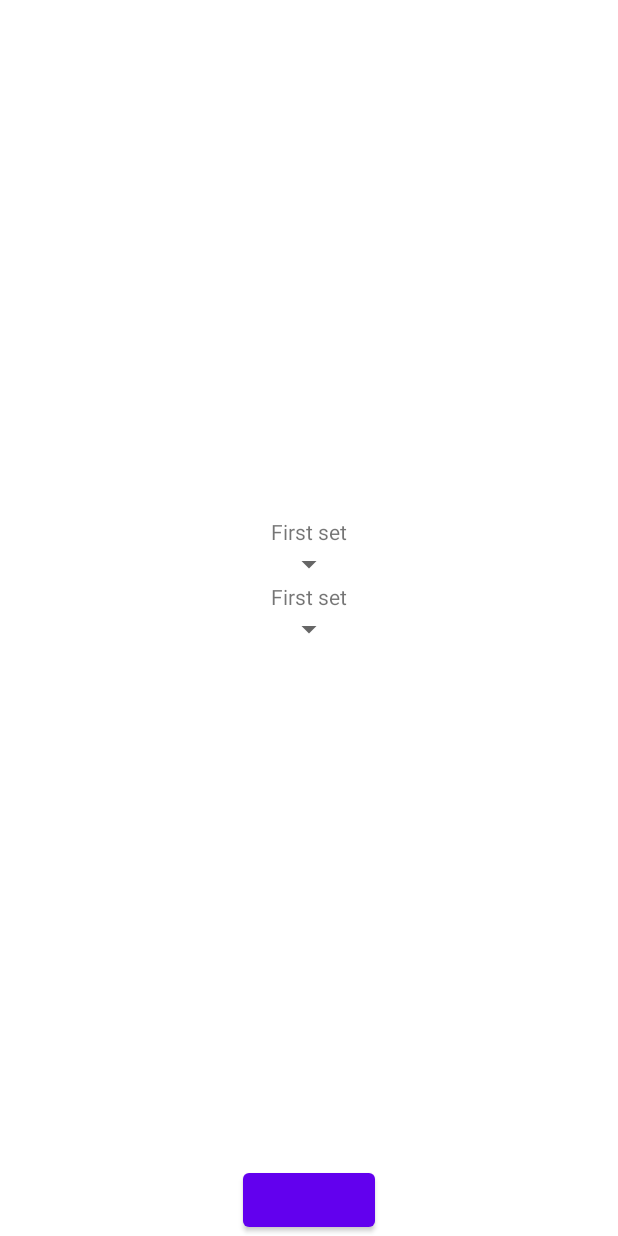
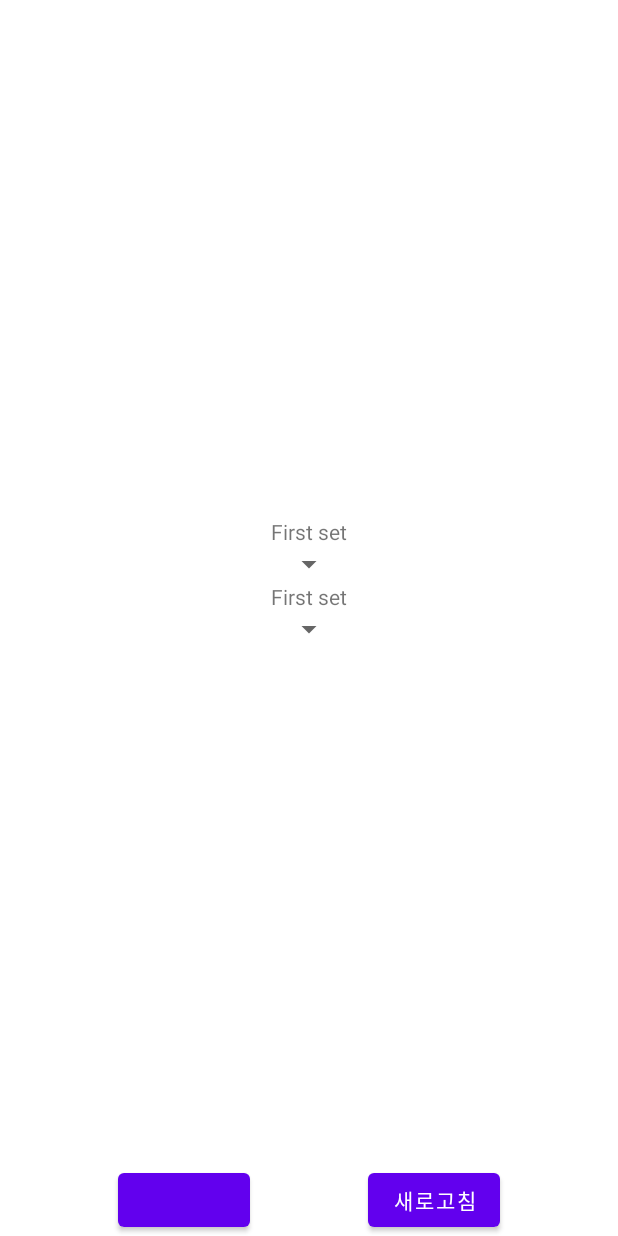
Before and after one commit to tngns1129/skuproject, an Android app: the layout fragment_blink.xml on its own in the app's theme, with its tools: preview values and no code run, on a phone screen of 412 x 824 dp. Run offline under Robolectric (Android 15) with nearby library versions, the phone set to English and light mode, and no system bars; plain views replace JavaCameraView.

```diff
--- a/app/build.gradle
+++ b/app/build.gradle
@@ -56,6 +56,9 @@ dependencies {
     implementation(name:'tensorflow', ext:'aar')
     implementation fileTree(dir: 'libs', include: ['*.jar'])
 
+    implementation "androidx.activity:activity:1.2.0-alpha04"
+    implementation "androidx.fragment:fragment:1.3.0-alpha04"
+
     implementation 'androidx.appcompat:appcompat:1.2.0'
     implementation 'com.google.android.material:material:1.3.0'
     implementation 'androidx.constraintlayout:constraintlayout:2.0.4'
--- a/app/src/main/java/com/familyset/myapplication/ui/main/MainActivity.java
+++ b/app/src/main/java/com/familyset/myapplication/ui/main/MainActivity.java
@@ -1,11 +1,16 @@
 package com.familyset.myapplication.ui.main;
 
+import androidx.activity.result.ActivityResultLauncher;
+import androidx.activity.result.contract.ActivityResultContracts;
 import androidx.annotation.NonNull;
+import androidx.annotation.Nullable;
 import androidx.appcompat.app.AppCompatActivity;
 import androidx.viewpager2.adapter.FragmentStateAdapter;
 import androidx.viewpager2.widget.ViewPager2;
 
+import android.content.Intent;
 import android.os.Bundle;
+import android.util.Log;
 import android.view.Gravity;
 import android.widget.TextView;
 
--- a/app/src/main/res/layout/fragment_blink.xml
+++ b/app/src/main/res/layout/fragment_blink.xml
@@ -49,23 +49,14 @@
         app:layout_constraintVertical_chainStyle="packed"></Spinner>
 
 
-    <Button
-        android:layout_width="wrap_content"
-        android:layout_height="wrap_content"
-        android:id="@+id/templereset"
-        android:visibility="gone"
-        android:text="새로고침"
-        app:layout_constraintTop_toTopOf="parent"
-        app:layout_constraintEnd_toEndOf="parent"
-        app:layout_constraintStart_toStartOf="parent"
-        ></Button>
+
 
     <org.opencv.android.JavaCameraView
         android:layout_width="wrap_content"
         android:layout_height="wrap_content"
         android:id="@+id/activity_surface_view"
         android:visibility="gone"
-        app:layout_constraintTop_toBottomOf="@+id/templereset"
+        app:layout_constraintTop_toTopOf="parent"
         app:layout_constraintBottom_toTopOf="@+id/info"
         app:layout_constraintEnd_toEndOf="parent"
         app:layout_constraintStart_toStartOf="parent"
@@ -102,6 +93,13 @@
             android:textColor="@color/white"
             android:text="0"/>
 
+        <TextView
+            android:id="@+id/templeset"
+            android:layout_width="wrap_content"
+            android:layout_height="wrap_content"
+            android:textColor="@color/white"
+            android:text="0"/>
+
     </LinearLayout>
 
 
@@ -110,9 +108,19 @@
         android:layout_width="wrap_content"
         android:layout_height="wrap_content"
         app:layout_constraintBottom_toBottomOf="parent"
-        app:layout_constraintEnd_toEndOf="parent"
+        app:layout_constraintEnd_toStartOf="@+id/templereset"
         app:layout_constraintStart_toStartOf="parent"
         app:layout_constraintVertical_bias="1"
+        ></Button>
+    <Button
+        android:layout_width="wrap_content"
+        android:layout_height="wrap_content"
+        android:id="@+id/templereset"
+        android:visibility="visible"
+        android:text="새로고침"
+        app:layout_constraintBottom_toBottomOf="parent"
+        app:layout_constraintEnd_toEndOf="parent"
+        app:layout_constraintStart_toEndOf="@+id/onoff"
         ></Button>
 
 
```
Also changed, not shown: app/src/main/AndroidManifest.xml (+5 -4 lines), app/src/main/java/com/familyset/myapplication/model/blink/PersonalInfo.java (+57 -8 lines), app/src/main/java/com/familyset/myapplication/ui/main/blink/BlinkFragment.java (+3 -4 lines), app/src/main/java/com/familyset/myapplication/ui/main/blink/BlinkFragmentViewModel.java (+16 -4 lines), app/src/main/java/com/familyset/myapplication/ui/main/pose/PoseFragment.java (+20 -2 lines), openposesdk/build.gradle (line endings or trailing spaces), 2 other files.
